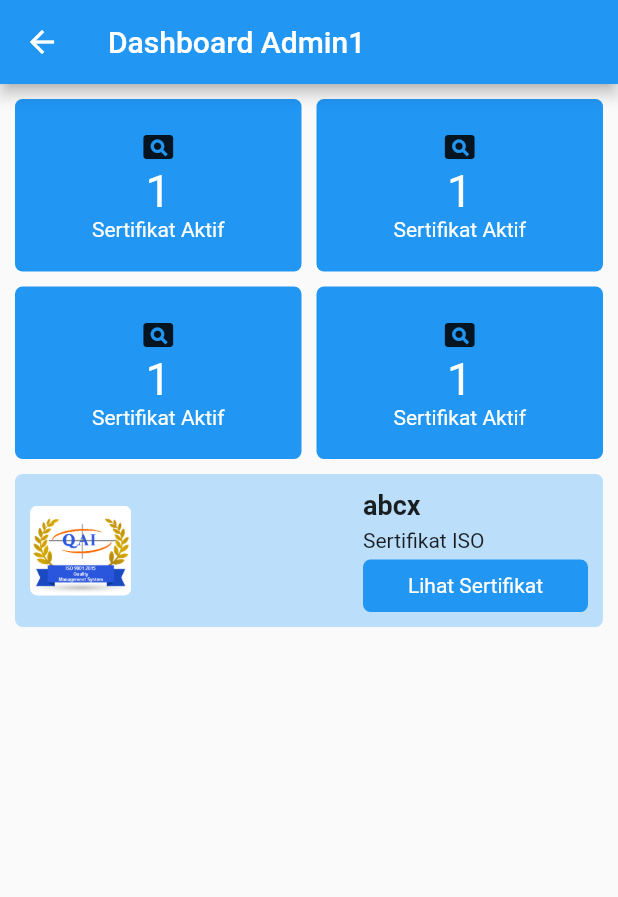
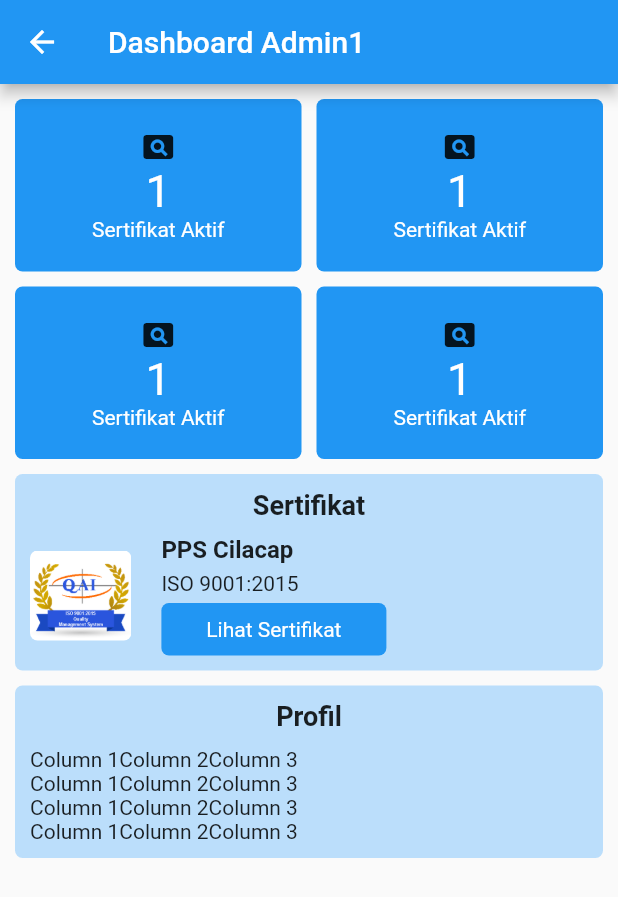
Before and after one commit to sirojjy/qims_mobile, a Flutter app: the DashboardClient screen opened by its route, on a phone screen of 412 x 824 dp. Shown: the top 897 px of the screen. Run offline on Flutter 3.47's test engine with Material 2 defaults, Android fonts, the phone set to English and light mode, and no system bars.

Commit message:
PC: add dashboard admin 1 container sertifikat, profil 1

```diff
--- a/lib/dashboard_client/ui/screen/dashboard_client.dart
+++ b/lib/dashboard_client/ui/screen/dashboard_client.dart
@@ -1,5 +1,4 @@
 import 'package:flutter/material.dart';
-import 'package:qims_mobile/share/custom_button.dart';
 import 'package:qims_mobile/share/custom_container.dart';
 
 class DashboardClient extends StatefulWidget {
@@ -19,9 +18,12 @@ class _DashboardClientState extends State<DashboardClient> {
         ),
         body: Container(
           padding: EdgeInsets.only(left: 10, right: 10),
-          child: Column(
+          child:
+          Column(
             children: [
-              SizedBox(height: 10,),
+              SizedBox(
+                height: 10,
+              ),
               Row(
                 children: [
                   CustomContainer(
@@ -30,7 +32,9 @@ class _DashboardClientState extends State<DashboardClient> {
                     text1: '1',
                     text2: 'Sertifikat Aktif',
                   ),
-                  SizedBox(width: 10,),
+                  SizedBox(
+                    width: 10,
+                  ),
                   CustomContainer(
                     color: Colors.blue,
                     icon: Icon(Icons.pageview),
@@ -39,7 +43,9 @@ class _DashboardClientState extends State<DashboardClient> {
                   ),
                 ],
               ),
-              SizedBox(height: 10,),
+              SizedBox(
+                height: 10,
+              ),
               Row(
                 children: [
                   CustomContainer(
@@ -48,7 +54,9 @@ class _DashboardClientState extends State<DashboardClient> {
                     text1: '1',
                     text2: 'Sertifikat Aktif',
                   ),
-                  SizedBox(width: 10,),
+                  SizedBox(
+                    width: 10,
+                  ),
                   CustomContainer(
                     color: Colors.blue,
                     icon: Icon(Icons.pageview),
@@ -57,18 +65,35 @@ class _DashboardClientState extends State<DashboardClient> {
                   ),
                 ],
               ),
-              SizedBox(height: 10,),
-              Row(
-                children: [
-                  Expanded(
-                    child:
+              SizedBox(
+                height: 10,
+              ),
               Container(
                 padding: EdgeInsets.symmetric(horizontal: 10, vertical: 10),
                 decoration: BoxDecoration(
                     color: Colors.blue[100],
-                          borderRadius: BorderRadius.circular(5)
+                    borderRadius: BorderRadius.circular(5)),
+                child:
+                Column(
+                  children: [
+                    Row(
+                      children: [
+                        Expanded(child:
+                          Text('Sertifikat',
+                            textAlign: TextAlign.center,
+                            style: TextStyle(
+                              color: Colors.black87,
+                              fontSize: 18,
+                              fontWeight: FontWeight.bold,
+                            )
                           ),
-                        child: Row(
+                        ),
+                    ]),
+                    Row(
+                      children: [
+                        Column(children: [
+                          SizedBox(height: 10,),
+                          Row(
                             mainAxisAlignment: MainAxisAlignment.spaceBetween,
                             children: [
                               ClipRRect(
@@ -78,25 +103,24 @@ class _DashboardClientState extends State<DashboardClient> {
                                 ),
                                 borderRadius: BorderRadius.circular(5),
                               ),
+                              SizedBox(width: 20,),
                               Column(
                                 crossAxisAlignment: CrossAxisAlignment.start,
                                 children: [
-                                Text(
-                                    'abcx',
+                                  Text('PPS Cilacap',
                                       style: TextStyle(
                                         color: Colors.black87,
-                                      fontSize: 18,
+                                        fontSize: 16,
                                         fontWeight: FontWeight.bold,
-                                    )
-                                ),
+                                      )),
                                   SizedBox(height: 5,),
                                   SizedBox(
                                       width: 120,
-                                    child: Text(
-                                      "Sertifikat ISO"
+                                      child: Text("ISO 9001:2015"),
                                     ),
+                                  SizedBox(
+                                      height: 5,
                                     ),
-                                SizedBox(height: 5,),
                                     InkWell(
                                       child: Container(
                                         width: 150,
@@ -104,10 +128,10 @@ class _DashboardClientState extends State<DashboardClient> {
                                         padding: EdgeInsets.all(5),
                                         decoration: BoxDecoration(
                                             color: Colors.blue,
-                                      borderRadius: BorderRadius.circular(5)
-                                    ),
+                                            borderRadius: BorderRadius.circular(5)),
                                         child: Center(
-                                      child: Text('Lihat Sertifikat',
+                                          child: Text(
+                                            'Lihat Sertifikat',
                                             style: TextStyle(
                                               color: Colors.white,
                                               fontWeight: FontWeight.w400,
@@ -117,47 +141,77 @@ class _DashboardClientState extends State<DashboardClient> {
                                         ),
                                       ),
                                     )
-
                                   ],
                                 )
                               ],
                             ),
-                      )
-                    // Container(
-                    //   padding: EdgeInsets.only(top: 20, bottom: 20),
-                    //   color: Colors.grey[300],
-                    //   child: Column(
-                    //     children: [
-                    //       Row(
-                    //         children: [
-                    //           Text('Certificate Registration'),
-                    //         ],
-                    //       ),
-                    //       SizedBox(height: 10,),
-                    //
-                    //       // Row(
-                    //       //   children: [
-                    //       //     Icon(Icons.picture_in_picture),
-                    //       //     // Container(child:
-                    //       //     //   Column(
-                    //       //     //     children: [
-                    //       //     //       Text('ISO 9001:2015',),
-                    //       //     //       Text('No Sertifikat : QAIC/ID/11066-A'),
-                    //       //     //       Text('Scope : Provision of Management and Administration of Fish Diseases, Quality and Safety of Fishery Product',),
-                    //       //     //       CustomButton(
-                    //       //     //         text: 'Lihat Sertifikat', onKlick: (){})
-                    //       //     //     ],
-                    //       //     //   )
-                    //       //     // ),
-                    //       //   ],
-                    //       // )
-                    //     ],
-                    //   )
-                    //
-                    // ),
+                          ]
+                        ),
+                      ],
                     )
                   ],
+                ),
+              ),
+
+              SizedBox(
+                height: 10,
+              ),
+
+              Container(
+                padding: EdgeInsets.symmetric(horizontal: 10, vertical: 10),
+                decoration: BoxDecoration(
+                    color: Colors.blue[100],
+                    borderRadius: BorderRadius.circular(5)),
+                child:
+                Column(
+                  children: [
+                    Row(
+                      children: [
+                        Expanded(child:
+                            Text('Profil',
+                            textAlign: TextAlign.center,
+                            style: TextStyle(
+                              color: Colors.black87,
+                              fontSize: 18,
+                              fontWeight: FontWeight.bold,
                             )
+                            ),
+                        ),
+                      ],
+                    ),
+                    SizedBox(height: 10,),
+
+                    Row(
+                      children: [
+                        Column(
+                          children: [
+                            Text('Column 1'),
+                            Text('Column 1'),
+                            Text('Column 1'),
+                            Text('Column 1'),
+                          ],
+                        ),
+                        Column(
+                          children: [
+                            Text('Column 2'),
+                            Text('Column 2'),
+                            Text('Column 2'),
+                            Text('Column 2'),
+                          ],
+                        ),
+                        Column(
+                          children: [
+                            Text('Column 3'),
+                            Text('Column 3'),
+                            Text('Column 3'),
+                            Text('Column 3'),
+                          ],
+                        ),
+                      ],
+                    )
+                  ],
+                ),
+              ),
             ],
           ),
         ),
```
Lines whose indentation alone changed are shown as unchanged.
